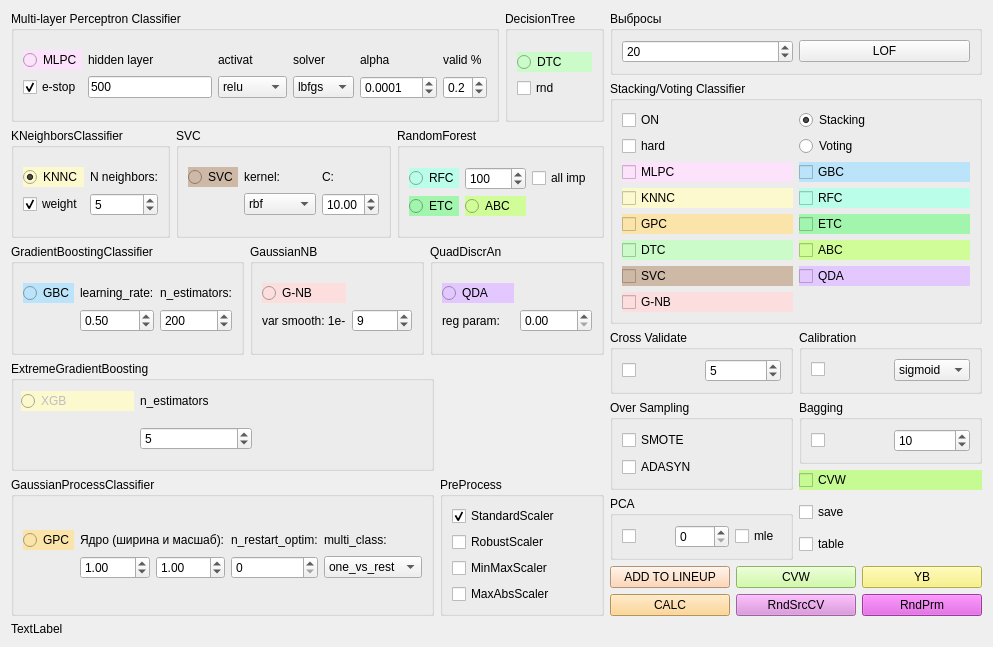
idergunoff/geovel_1.0, file qt/classifier_form.ui: the form before one commit.
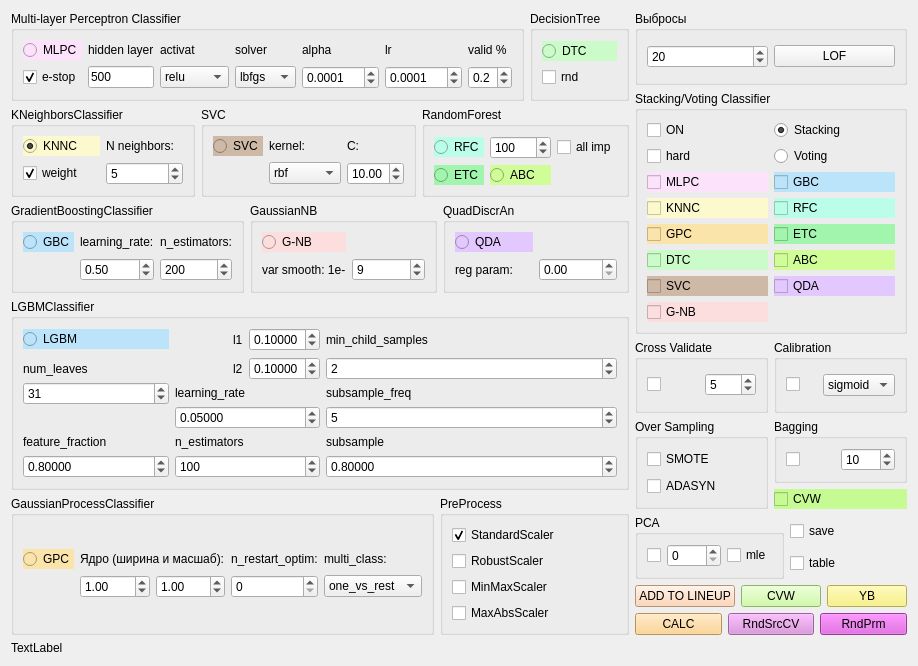
The form after the commit.

Commit message: lgbm xgb + classif form learning rate

```diff
--- a/qt/classifier_form.ui
+++ b/qt/classifier_form.ui
@@ -6,19 +6,21 @@
    <rect>
     <x>0</x>
     <y>0</y>
-    <width>993</width>
-    <height>584</height>
+    <width>881</width>
+    <height>626</height>
    </rect>
   </property>
   <property name="windowTitle">
    <string>Classifier</string>
   </property>
-  <layout class="QGridLayout" name="gridLayout_41">
+  <layout class="QGridLayout" name="gridLayout_51">
    <item row="0" column="0">
-    <layout class="QGridLayout" name="gridLayout_40">
+    <layout class="QGridLayout" name="gridLayout_46">
      <item row="0" column="0">
-      <layout class="QGridLayout" name="gridLayout_37">
-       <item row="0" column="0" colspan="2">
+      <layout class="QGridLayout" name="gridLayout_45">
+       <item row="0" column="0">
+        <layout class="QGridLayout" name="gridLayout_44">
+         <item row="0" column="0">
         <layout class="QGridLayout" name="gridLayout_27">
          <item row="0" column="0">
           <widget class="QGroupBox" name="groupBox">
@@ -76,6 +78,13 @@
                </widget>
               </item>
               <item row="0" column="5">
+                 <widget class="QLabel" name="label_46">
+                  <property name="text">
+                   <string>lr</string>
+                  </property>
+                 </widget>
+                </item>
+                <item row="0" column="6">
                <widget class="QLabel" name="label_44">
                 <property name="text">
                  <string>valid %</string>
@@ -165,6 +174,22 @@
                </widget>
               </item>
               <item row="1" column="5">
+                 <widget class="QDoubleSpinBox" name="doubleSpinBox_lr_mlp">
+                  <property name="decimals">
+                   <number>4</number>
+                  </property>
+                  <property name="maximum">
+                   <double>100.000000000000000</double>
+                  </property>
+                  <property name="singleStep">
+                   <double>0.100000000000000</double>
+                  </property>
+                  <property name="value">
+                   <double>0.000100000000000</double>
+                  </property>
+                 </widget>
+                </item>
+                <item row="1" column="6">
                <widget class="QDoubleSpinBox" name="doubleSpinBox_valid_mlp">
                 <property name="decimals">
                  <number>1</number>
@@ -229,7 +254,7 @@
          </item>
         </layout>
        </item>
-       <item row="1" column="0" colspan="2">
+         <item row="1" column="0">
         <layout class="QGridLayout" name="gridLayout_28">
          <item row="0" column="0">
           <widget class="QGroupBox" name="groupBox_2">
@@ -486,7 +511,7 @@
          </item>
         </layout>
        </item>
-       <item row="2" column="0" colspan="2">
+         <item row="2" column="0">
         <layout class="QGridLayout" name="gridLayout_29">
          <item row="0" column="0">
           <widget class="QGroupBox" name="groupBox_6">
@@ -693,7 +718,295 @@
          </item>
         </layout>
        </item>
-       <item row="4" column="0">
+        </layout>
+       </item>
+       <item row="1" column="0">
+        <layout class="QGridLayout" name="gridLayout_43">
+         <item row="0" column="0">
+          <layout class="QGridLayout" name="gridLayout_40">
+           <item row="0" column="0">
+            <widget class="QGroupBox" name="groupBox_18">
+             <property name="title">
+              <string>LGBMClassifier</string>
+             </property>
+             <layout class="QGridLayout" name="gridLayout_50">
+              <item row="0" column="0">
+               <layout class="QGridLayout" name="gridLayout_49">
+                <item row="0" column="0">
+                 <widget class="QRadioButton" name="radioButton_lgbm">
+                  <property name="toolTip">
+                   <string>Gradient Boosting Regressor</string>
+                  </property>
+                  <property name="styleSheet">
+                   <string notr="true">background-color: rgb(187, 227, 250);</string>
+                  </property>
+                  <property name="text">
+                   <string>LGBM</string>
+                  </property>
+                  <property name="checked">
+                   <bool>false</bool>
+                  </property>
+                  <attribute name="buttonGroup">
+                   <string notr="true">buttonGroup</string>
+                  </attribute>
+                 </widget>
+                </item>
+                <item row="0" column="1">
+                 <layout class="QGridLayout" name="gridLayout_57">
+                  <item row="0" column="0" alignment="Qt::AlignRight">
+                   <widget class="QLabel" name="label_28">
+                    <property name="text">
+                     <string>l1</string>
+                    </property>
+                   </widget>
+                  </item>
+                  <item row="0" column="1">
+                   <widget class="QDoubleSpinBox" name="doubleSpinBox_l1_lgbm">
+                    <property name="decimals">
+                     <number>5</number>
+                    </property>
+                    <property name="minimum">
+                     <double>0.000010000000000</double>
+                    </property>
+                    <property name="maximum">
+                     <double>1.000000000000000</double>
+                    </property>
+                    <property name="singleStep">
+                     <double>0.010000000000000</double>
+                    </property>
+                    <property name="value">
+                     <double>0.100000000000000</double>
+                    </property>
+                   </widget>
+                  </item>
+                 </layout>
+                </item>
+                <item row="1" column="0" rowspan="2">
+                 <layout class="QGridLayout" name="gridLayout_37">
+                  <item row="0" column="0" alignment="Qt::AlignBottom">
+                   <widget class="QLabel" name="label_30">
+                    <property name="text">
+                     <string>num_leaves</string>
+                    </property>
+                   </widget>
+                  </item>
+                  <item row="1" column="0">
+                   <widget class="QSpinBox" name="spinBox_lgbm_num_leaves">
+                    <property name="maximum">
+                     <number>5000</number>
+                    </property>
+                    <property name="singleStep">
+                     <number>10</number>
+                    </property>
+                    <property name="value">
+                     <number>31</number>
+                    </property>
+                    <property name="displayIntegerBase">
+                     <number>10</number>
+                    </property>
+                   </widget>
+                  </item>
+                 </layout>
+                </item>
+                <item row="1" column="1">
+                 <layout class="QGridLayout" name="gridLayout_58">
+                  <item row="0" column="0" alignment="Qt::AlignRight">
+                   <widget class="QLabel" name="label_29">
+                    <property name="text">
+                     <string>l2</string>
+                    </property>
+                   </widget>
+                  </item>
+                  <item row="0" column="1">
+                   <widget class="QDoubleSpinBox" name="doubleSpinBox_l2_lgbm">
+                    <property name="decimals">
+                     <number>5</number>
+                    </property>
+                    <property name="minimum">
+                     <double>0.000010000000000</double>
+                    </property>
+                    <property name="maximum">
+                     <double>1.000000000000000</double>
+                    </property>
+                    <property name="singleStep">
+                     <double>0.010000000000000</double>
+                    </property>
+                    <property name="value">
+                     <double>0.100000000000000</double>
+                    </property>
+                   </widget>
+                  </item>
+                 </layout>
+                </item>
+                <item row="2" column="1" rowspan="2">
+                 <layout class="QGridLayout" name="gridLayout_61">
+                  <item row="0" column="0" colspan="2">
+                   <widget class="QLabel" name="label_32">
+                    <property name="text">
+                     <string>learning_rate</string>
+                    </property>
+                   </widget>
+                  </item>
+                  <item row="1" column="0" colspan="2">
+                   <widget class="QDoubleSpinBox" name="doubleSpinBox_lr_lgbm">
+                    <property name="decimals">
+                     <number>5</number>
+                    </property>
+                    <property name="minimum">
+                     <double>0.000010000000000</double>
+                    </property>
+                    <property name="maximum">
+                     <double>1.000000000000000</double>
+                    </property>
+                    <property name="singleStep">
+                     <double>0.010000000000000</double>
+                    </property>
+                    <property name="value">
+                     <double>0.050000000000000</double>
+                    </property>
+                   </widget>
+                  </item>
+                 </layout>
+                </item>
+                <item row="3" column="0" rowspan="2">
+                 <layout class="QGridLayout" name="gridLayout_42">
+                  <item row="0" column="0" alignment="Qt::AlignBottom">
+                   <widget class="QLabel" name="label_31">
+                    <property name="text">
+                     <string>feature_fraction</string>
+                    </property>
+                   </widget>
+                  </item>
+                  <item row="1" column="0">
+                   <widget class="QDoubleSpinBox" name="doubleSpinBox_lgbm_feature">
+                    <property name="decimals">
+                     <number>5</number>
+                    </property>
+                    <property name="minimum">
+                     <double>0.000000000000000</double>
+                    </property>
+                    <property name="maximum">
+                     <double>1.000000000000000</double>
+                    </property>
+                    <property name="singleStep">
+                     <double>0.100000000000000</double>
+                    </property>
+                    <property name="value">
+                     <double>0.800000000000000</double>
+                    </property>
+                   </widget>
+                  </item>
+                 </layout>
+                </item>
+                <item row="4" column="1">
+                 <layout class="QGridLayout" name="gridLayout_47">
+                  <item row="0" column="0">
+                   <widget class="QLabel" name="label_33">
+                    <property name="text">
+                     <string>n_estimators</string>
+                    </property>
+                   </widget>
+                  </item>
+                  <item row="1" column="0">
+                   <widget class="QSpinBox" name="spinBox_estim_lgbm">
+                    <property name="maximum">
+                     <number>5000</number>
+                    </property>
+                    <property name="singleStep">
+                     <number>50</number>
+                    </property>
+                    <property name="value">
+                     <number>100</number>
+                    </property>
+                   </widget>
+                  </item>
+                 </layout>
+                </item>
+                <item row="4" column="2" colspan="2">
+                 <layout class="QGridLayout" name="gridLayout_48">
+                  <item row="0" column="0">
+                   <widget class="QLabel" name="label_35">
+                    <property name="text">
+                     <string>subsample</string>
+                    </property>
+                   </widget>
+                  </item>
+                  <item row="1" column="0">
+                   <widget class="QDoubleSpinBox" name="doubleSpinBox_lgbm_subsample">
+                    <property name="decimals">
+                     <number>5</number>
+                    </property>
+                    <property name="minimum">
+                     <double>0.000000000000000</double>
+                    </property>
+                    <property name="maximum">
+                     <double>1.000000000000000</double>
+                    </property>
+                    <property name="singleStep">
+                     <double>0.100000000000000</double>
+                    </property>
+                    <property name="value">
+                     <double>0.800000000000000</double>
+                    </property>
+                   </widget>
+                  </item>
+                 </layout>
+                </item>
+                <item row="0" column="2" rowspan="2" colspan="2">
+                 <layout class="QGridLayout" name="gridLayout_63">
+                  <item row="0" column="0" colspan="2">
+                   <widget class="QLabel" name="label_34">
+                    <property name="text">
+                     <string>min_child_samples</string>
+                    </property>
+                   </widget>
+                  </item>
+                  <item row="1" column="0" colspan="2">
+                   <widget class="QSpinBox" name="spinBox_lgbm_child">
+                    <property name="maximum">
+                     <number>5000</number>
+                    </property>
+                    <property name="singleStep">
+                     <number>1</number>
+                    </property>
+                    <property name="value">
+                     <number>2</number>
+                    </property>
+                    <property name="displayIntegerBase">
+                     <number>20</number>
+                    </property>
+                   </widget>
+                  </item>
+                 </layout>
+                </item>
+                <item row="2" column="2" rowspan="2" colspan="2">
+                 <layout class="QGridLayout" name="gridLayout_65">
+                  <item row="0" column="0" colspan="2">
+                   <widget class="QLabel" name="label_45">
+                    <property name="text">
+                     <string>subsample_freq</string>
+                    </property>
+                   </widget>
+                  </item>
+                  <item row="1" column="0" colspan="2">
+                   <widget class="QSpinBox" name="spinBox_lgbm_sub_freq">
+                    <property name="value">
+                     <number>5</number>
+                    </property>
+                   </widget>
+                  </item>
+                 </layout>
+                </item>
+               </layout>
+              </item>
+             </layout>
+            </widget>
+           </item>
+          </layout>
+         </item>
+         <item row="1" column="0">
+          <layout class="QGridLayout" name="gridLayout_41">
+           <item row="0" column="0">
         <widget class="QGroupBox" name="groupBox_3">
          <property name="styleSheet">
           <string notr="true"/>
@@ -824,7 +1137,7 @@
          </layout>
         </widget>
        </item>
-       <item row="4" column="1">
+           <item row="0" column="1">
         <widget class="QGroupBox" name="groupBox_17">
          <property name="title">
           <string>PreProcess</string>
@@ -868,69 +1181,9 @@
          </layout>
         </widget>
        </item>
-       <item row="3" column="0">
-        <widget class="QGroupBox" name="groupBox_xgb">
-         <property name="title">
-          <string>ExtremeGradientBoosting</string>
-         </property>
-         <widget class="QWidget" name="layoutWidget">
-          <property name="geometry">
-           <rect>
-            <x>10</x>
-            <y>20</y>
-            <width>231</width>
-            <height>81</height>
-           </rect>
-          </property>
-          <layout class="QGridLayout" name="gridLayout_42">
-           <item row="0" column="0">
-            <widget class="QRadioButton" name="radioButton_xgb">
-             <property name="enabled">
-              <bool>false</bool>
-             </property>
-             <property name="mouseTracking">
-              <bool>true</bool>
-             </property>
-             <property name="toolTip">
-              <string>K-Nearest Neighbors classifier</string>
-             </property>
-             <property name="styleSheet">
-              <string notr="true">background-color: rgb(252, 249, 206);</string>
-             </property>
-             <property name="text">
-              <string>XGB</string>
-             </property>
-             <property name="checked">
-              <bool>false</bool>
-             </property>
-             <attribute name="buttonGroup">
-              <string notr="true">buttonGroup</string>
-             </attribute>
-            </widget>
-           </item>
-           <item row="0" column="1">
-            <widget class="QLabel" name="label_41">
-             <property name="text">
-              <string>n_estimators</string>
-             </property>
-            </widget>
-           </item>
-           <item row="1" column="1">
-            <widget class="QSpinBox" name="spinBox_xgb_estim">
-             <property name="minimum">
-              <number>1</number>
-             </property>
-             <property name="maximum">
-              <number>1000</number>
-             </property>
-             <property name="value">
-              <number>5</number>
-             </property>
-            </widget>
-           </item>
-          </layout>
-         </widget>
-        </widget>
+          </layout>
+         </item>
+        </layout>
        </item>
       </layout>
      </item>
```
Left out of the diff: 2 changed lines with no effect on the pictures. Lines whose indentation alone changed are shown as unchanged. The commit also changes 9 other files.
